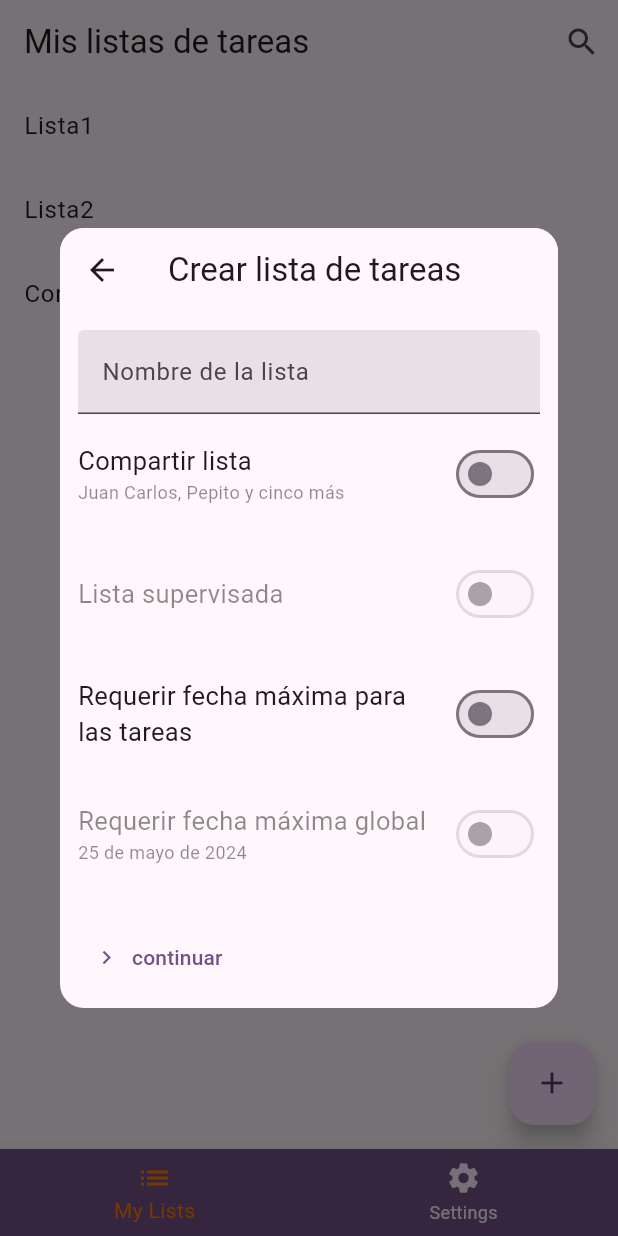
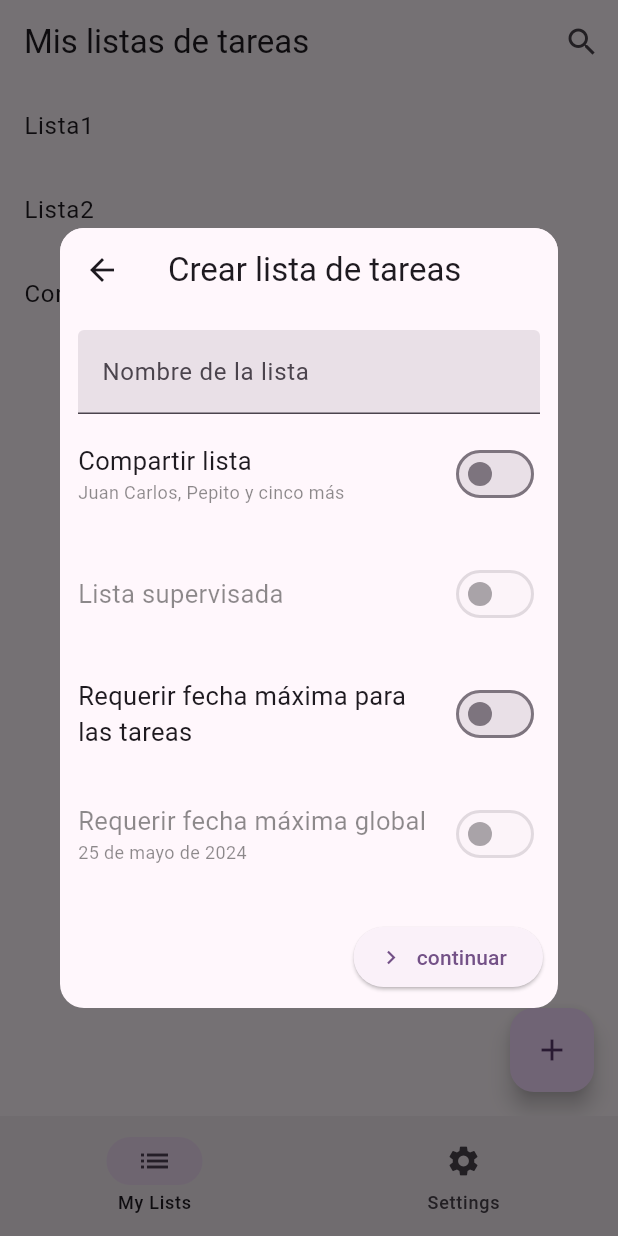
Before and after one commit to ValeriaBrzoza/excluidos_unidos, a Flutter app: the screen it shows once a user with an empty profile is signed in, after a tap on the "add" icon, on a phone screen of 412 x 824 dp. Run offline on Flutter 3.47's test engine with Material 2 defaults, Android fonts, the phone set to English and light mode, and no system bars; our stand-ins replace firebase_auth, firebase_core; accounts and stored records are empty.

Commit message:
Cambios esteticos
Cambio boton continuar y navigation bar

```diff
--- a/lib/screens/Views/tasklist_creator_view.dart
+++ b/lib/screens/Views/tasklist_creator_view.dart
@@ -64,8 +64,8 @@ class _TaskListCreatorViewState extends State<TaskListCreatorView> {
               padding: EdgeInsets.all(10),
               //isSaveButtomEnabled() ? () => {} : null,
               child: Row(
-                mainAxisAlignment: MainAxisAlignment.spaceBetween,
-                children: [TextButton.icon(onPressed: () {}, icon: Icon(Icons.navigate_next), label: Text("continuar"))],
+                mainAxisAlignment: MainAxisAlignment.end,
+                children: [ElevatedButton.icon(onPressed: () {}, icon: Icon(Icons.navigate_next), label: Text("continuar"))],
               ),
             ),
             //
--- a/lib/screens/home.dart
+++ b/lib/screens/home.dart
@@ -28,22 +28,19 @@ class _HomePageState extends State<HomePage> {
         children: screens,
       ),
       //Botones de la Barra de navegacion
-      bottomNavigationBar: BottomNavigationBar(
-        currentIndex: selectedIndex,
-        onTap: (value) {
+      bottomNavigationBar: NavigationBar(
+        selectedIndex: selectedIndex,
+        onDestinationSelected: (value) {
           setState(() {
             selectedIndex = value;
           });
         },
-        fixedColor: themeColors.secondary,
-        backgroundColor: themeColors.primary,
-        unselectedItemColor: themeColors.background,
-        items: const [
-          BottomNavigationBarItem(
+        destinations: const [
+          NavigationDestination(
             icon: Icon(Icons.list),
             label: 'My Lists',
           ),
-          BottomNavigationBarItem(
+          NavigationDestination(
             //dibujos de abajo
             icon: Icon(Icons.settings),
             label: 'Settings',
```
